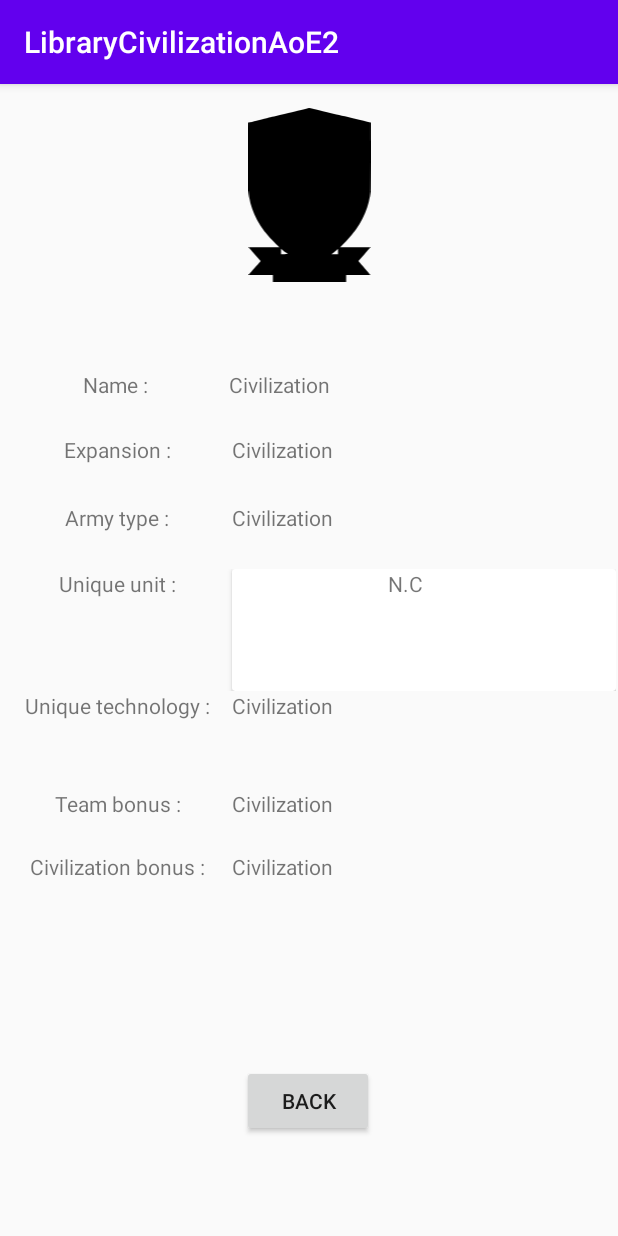
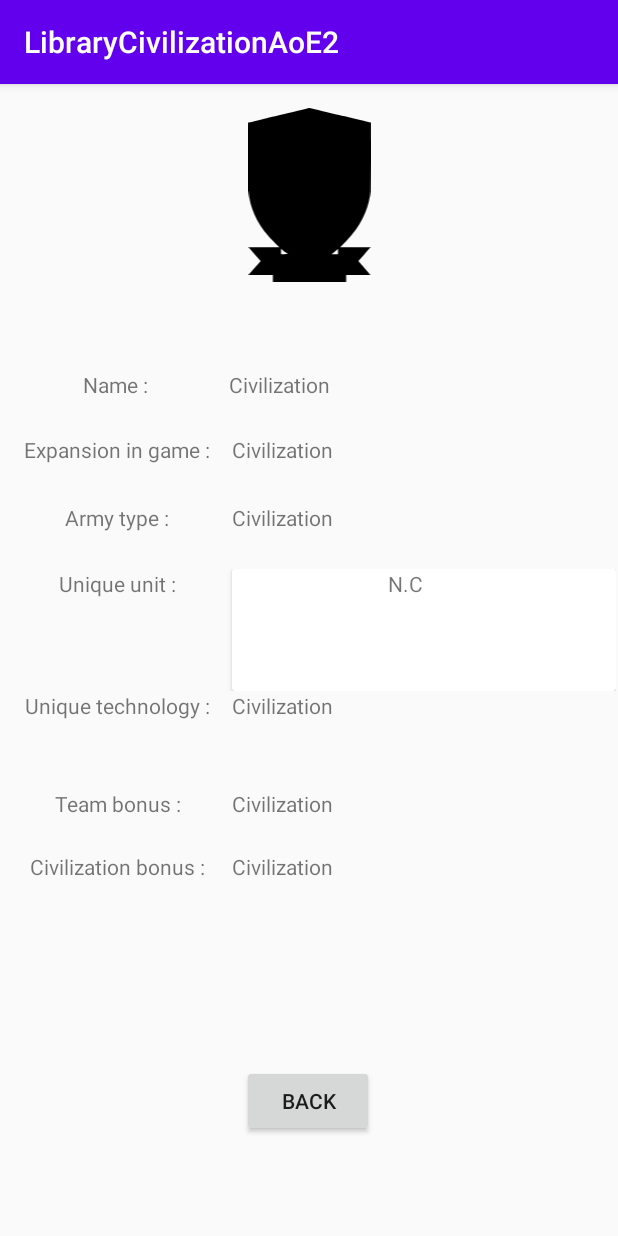
Before and after one commit to GregPhi/projetAgeOfEmpire, an Android app: the InfoCivilizationActivity screen opened directly, with no data from a screen before it, on a phone screen of 412 x 824 dp. Run offline under Robolectric (Android 15) with nearby library versions, the phone set to English and light mode, and no system bars; pictures from the network do not load; 8 statements that could not run were skipped.

Commit message:
change res name & change res string && delete res not use

```diff
--- a/CivilizationLibrairy_AoE2/app/src/main/res/values/strings.xml
+++ b/CivilizationLibrairy_AoE2/app/src/main/res/values/strings.xml
@@ -22,7 +22,7 @@
     <!-- INFORMATION -->
     <string name="name">Name :</string>
     <string name="civilization">Civilization</string>
-    <string name="expansion">Expansion :</string>
+    <string name="expansion">Expansion in game :</string>
     <string name="army_type">Army type :</string>
     <string name="unique_unit">Unique unit :</string>
     <string name="unique_technology">Unique technology :</string>
@@ -38,5 +38,6 @@
     <string name="info_of_civilization">Info of civilization</string>
     <string name="add_civilization_to_favorite">Add civilization to favorite</string>
     <string name="delete_civilization_to_favorite">Delete civilization to favorite</string>
+    <string name="image_of_unit">image of unit</string>
 
 </resources>
```
